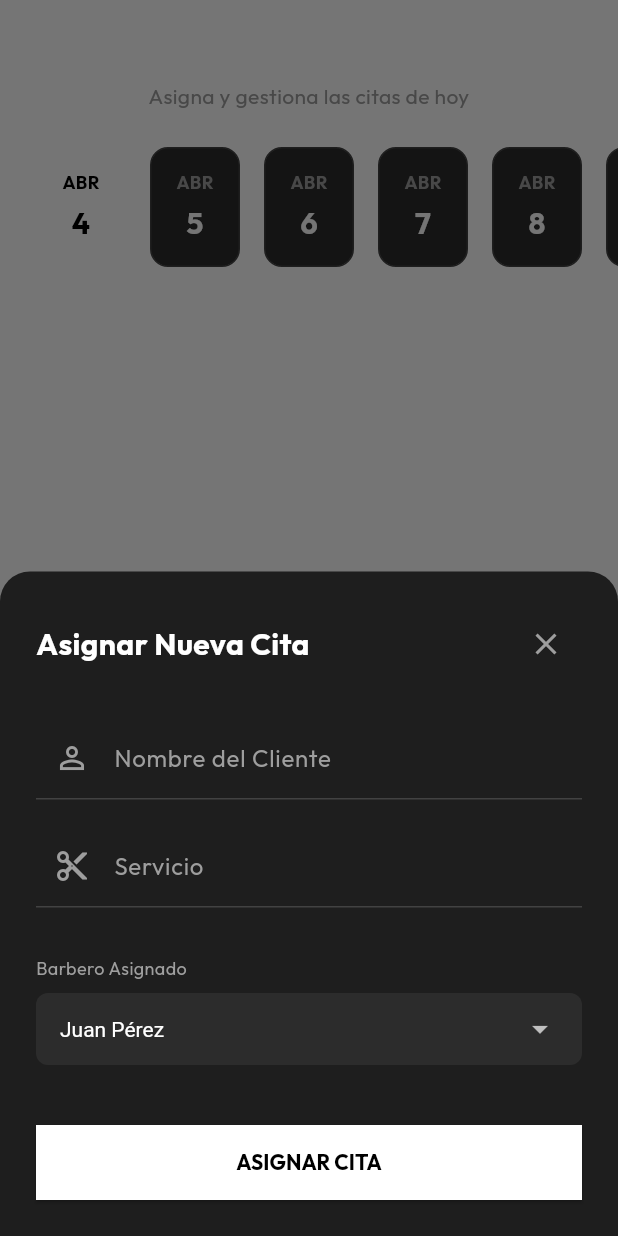
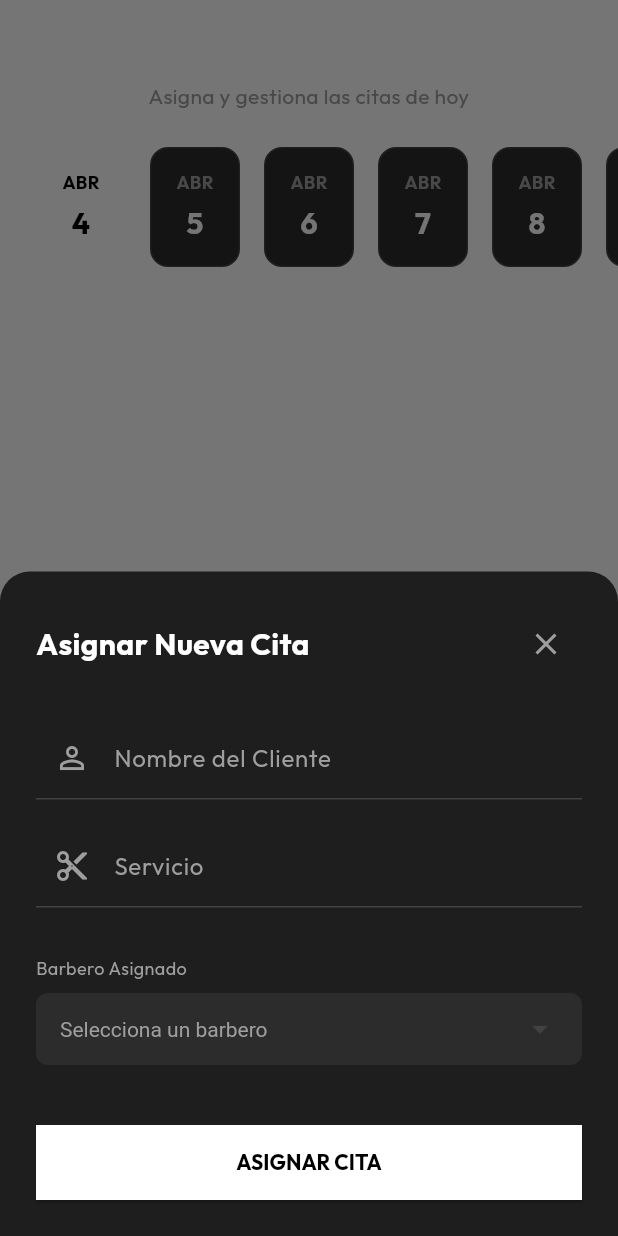
Before and after one commit to JosRg14/nexoAppMovil, a Flutter app: the AgendaTab screen opened directly, after a tap on the "add" icon, on a phone screen of 412 x 824 dp. Run offline on Flutter 3.47's test engine with Material 3 defaults, Android fonts, the phone set to English and light mode, and no system bars; our stand-ins replace dio, google_fonts, google_sign_in, image_picker, shared_preferences; accounts and stored records are empty; network calls fail.

Commit message:
Crud de citas para admin

```diff
--- a/lib/api_connect/appointments_api.dart
+++ b/lib/api_connect/appointments_api.dart
@@ -199,4 +199,92 @@ class AppointmentsApi {
       return {};
     }
   }
+
+  // Obtener empleados del negocio
+  Future<List<Map<String, dynamic>>> getActiveEmployees() async {
+    try {
+      final prefs = await SharedPreferences.getInstance();
+      final int? negocioId = prefs.getInt('id_negocio');
+
+      if (negocioId == null) return [];
+      final response = await _dio.get(
+        '$_baseUrl/api/empleados',
+        queryParameters: {'negocio_id': negocioId, 'estado': 'activo'},
+        options: await _getAuthOptions(),
+      );
+      if (response.statusCode == 200) {
+        return List<Map<String, dynamic>>.from(response.data['data']);
+      }
+      return [];
+    } catch (e) {
+      debugPrint("Error obteniendo empleados: $e");
+      return [];
+    }
+  }
+
+  // Verificar si un empleado tiene un slot libre a una hora específica
+  Future<bool> checkEmployeeAvailability(
+    int empleadoId,
+    String fecha,
+    String horaRequerida,
+    int duracion,
+  ) async {
+    try {
+      final response = await _dio.get(
+        '$_baseUrl/api/disponibilidad/empleado/$empleadoId',
+        queryParameters: {'fecha': fecha, 'duracion': duracion},
+        options: await _getAuthOptions(),
+      );
+
+      if (response.statusCode == 200 && response.data['success'] == true) {
+        final List<dynamic> slots = response.data['slots'] ?? [];
+        // Comparamos si la hora requerida coincide con el inicio de algún slot disponible
+        // Nota: Asegúrate de que los formatos de hora coincidan (ej. "14:30" vs "14:30:00")
+        return slots.any(
+          (slot) => slot['hora_inicio'].toString().startsWith(horaRequerida),
+        );
+      }
+      return false;
+    } catch (e) {
+      debugPrint(
+        "Error verificando disponibilidad del empleado $empleadoId: $e",
+      );
+      return false;
+    }
+  }
+
+  // Actualizar datos de una cita (incluyendo el cambio de empleado)
+  Future<Map<String, dynamic>> updateAppointment(
+    int idCita,
+    Map<String, dynamic> data,
+  ) async {
+    try {
+      // Usamos patch o put según lo tengas definido en tus rutas de Laravel
+      final response = await _dio.put(
+        '$_baseUrl/api/citas/$idCita',
+        data: data,
+        options: await _getAuthOptions(),
+      );
+
+      return {
+        'success': true,
+        'message': response.data['message'] ?? 'Cita actualizada exitosamente',
+      };
+    } on DioException catch (e) {
+      // Aquí atrapamos los errores 400, 409, etc. que manda tu controlador
+      if (e.response != null && e.response?.data != null) {
+        debugPrint("Error al actualizar cita: ${e.response?.data}");
+        return {
+          'success': false,
+          'message':
+              e.response?.data['message'] ?? 'Error al actualizar la cita',
+        };
+      }
+      debugPrint("Error al actualizar cita: ${e.response?.data}");
+      return {'success': false, 'message': 'Error de conexión con el servidor'};
+    } catch (e) {
+      debugPrint('Error al actualizar cita: $e');
+      return {'success': false, 'message': 'Error inesperado: $e'};
+    }
+  }
 }
--- a/lib/api_connect/auth_service.dart
+++ b/lib/api_connect/auth_service.dart
@@ -173,6 +173,8 @@ class ApiConnect {
         // En este endpoint, 'negocio' está al mismo nivel que 'usuario'
         final negocio = apiData['negocio'];
 
+        debugPrint('-----Negocio ID: ${negocio['id_negocio']}');
+
         // Retornamos el id_negocio para que la UI lo guarde
         return {
           'token': apiData['token'],
--- a/lib/presentation/screens/barber/appointments_screen.dart
+++ b/lib/presentation/screens/barber/appointments_screen.dart
@@ -3,7 +3,7 @@ import 'package:nexoappapp/presentation/screens/barber/service_in_progress_scree
 import 'package:nexoappapp/presentation/widgets/nexo_header.dart';
 import 'package:nexoappapp/api_connect/appointments_api.dart';
 import 'package:nexoappapp/presentation/screens/dashboard/appointments/cancel_appointment_screen.dart';
-import 'package:nexoappapp/presentation/screens/barber/reviews_employee.dart'; // Import crucial
+import 'package:nexoappapp/presentation/screens/barber/reviews_employee.dart';
 
 class AppointmentsScreen extends StatefulWidget {
   const AppointmentsScreen({super.key});
--- a/lib/presentation/widgets/manage_appointment_modal.dart
+++ b/lib/presentation/widgets/manage_appointment_modal.dart
@@ -1,4 +1,6 @@
 import 'package:flutter/material.dart';
+import 'package:nexoappapp/api_connect/appointments_api.dart';
+import 'package:nexoappapp/presentation/screens/dashboard/appointments/cancel_appointment_screen.dart';
 
 class ManageAppointmentModal extends StatefulWidget {
   final Map<String, dynamic>? appointment;
@@ -10,53 +12,139 @@ class ManageAppointmentModal extends StatefulWidget {
 }
 
 class _ManageAppointmentModalState extends State<ManageAppointmentModal> {
-  late String _selectedBarber;
+  final AppointmentsApi _api = AppointmentsApi();
+  bool _isSaving = false;
+
+  // Datos de la API
+  List<Map<String, dynamic>> _activeBarbers = [];
+  bool _isLoadingBarbers = true;
+
+  // Estado del formulario
+  int? _selectedBarberId;
   String? _status;
 
   final _clientController = TextEditingController();
   final _serviceController = TextEditingController();
 
-  final List<String> _barbers = ['Juan Pérez', 'Carlos Ruiz', 'Ana Lopéz'];
-
   @override
   void initState() {
     super.initState();
+    _loadInitialData();
+  }
+
+  Future<void> _loadInitialData() async {
+    final barbers = await _api.getActiveEmployees();
+
+    if (mounted) {
+      setState(() {
+        _activeBarbers = barbers;
+        _isLoadingBarbers = false;
+
         if (widget.appointment != null) {
-      // CORRECCIÓN: Usar llaves correctas del API y operadores '??' para evitar nulos
-      // Si 'empleado' es null, usamos el primero de la lista por defecto
-      _selectedBarber =
-          widget.appointment!['empleado']?['nombre'] ?? _barbers.first;
-      _status = widget.appointment!['estado']?.toString() ?? 'Pendiente';
+          // Si editamos, buscamos el ID del empleado actual en la lista
+          _selectedBarberId = widget.appointment!['empleado_id'];
+          _status = widget.appointment!['estado']?.toString();
+          _clientController.text =
+              widget.appointment!['cliente']?['nombre'] ?? '';
+          _serviceController.text =
+              widget.appointment!['servicio']?['nombre_servicio'] ?? '';
         } else {
-      _selectedBarber = _barbers.first;
-      _status = 'Pendiente';
+          _status = 'pendiente';
+        }
+      });
+    }
+  }
+
+  Future<void> _saveChanges(bool isEditing) async {
+    if (!isEditing || widget.appointment == null) return;
+
+    final int idCita = widget.appointment!['id_cita'];
+    final int? originalEmpleadoId = widget.appointment!['empleado_id'];
+
+    // Si no hubo cambios, simplemente cerramos sin hacer ruido
+    if (_selectedBarberId == originalEmpleadoId) {
+      Navigator.pop(context);
+      return;
+    }
+
+    setState(() => _isSaving = true);
+
+    // Llamada a la API
+    final result = await _api.updateAppointment(idCita, {
+      'empleado_id': _selectedBarberId,
+    });
+
+    if (mounted) {
+      setState(() => _isSaving = false);
+
+      // Mostramos el SnackBar (el aviso)
+      ScaffoldMessenger.of(context).showSnackBar(
+        SnackBar(
+          content: Text(result['message']),
+          backgroundColor: result['success'] ? Colors.green : Colors.redAccent,
+          behavior: SnackBarBehavior.floating,
+          margin: const EdgeInsets.all(20),
+          duration: const Duration(seconds: 3),
+        ),
+      );
+
+      // Se cierra el modal independientemente del resultado para no interferir con el SnackBar
+      Navigator.pop(context, true);
     }
   }
 
   @override
   Widget build(BuildContext context) {
     final isEditing = widget.appointment != null;
-
-    // Extraemos datos anidados de forma segura para la UI
     final String nombreCliente =
-        widget.appointment?['cliente']?['nombre'] ?? 'Cliente Desconocido';
+        widget.appointment?['cliente']?['nombre'] ?? 'Nuevo Cliente';
     final String nombreServicio =
         widget.appointment?['servicio']?['nombre_servicio'] ?? 'Sin servicio';
 
     return Container(
-      padding: const EdgeInsets.all(24),
+      padding: EdgeInsets.only(
+        bottom: MediaQuery.of(context).viewInsets.bottom + 24,
+        top: 24,
+        left: 24,
+        right: 24,
+      ),
       decoration: const BoxDecoration(
         color: Color(0xFF1E1E1E),
-        borderRadius: BorderRadius.only(
-          topLeft: Radius.circular(20),
-          topRight: Radius.circular(20),
-        ),
+        borderRadius: BorderRadius.vertical(top: Radius.circular(20)),
       ),
       child: Column(
         mainAxisSize: MainAxisSize.min,
         crossAxisAlignment: CrossAxisAlignment.start,
         children: [
-          Row(
+          _buildHeader(isEditing),
+          const SizedBox(height: 24),
+
+          if (isEditing)
+            _buildClientInfo(nombreCliente, nombreServicio)
+          else
+            _buildNewAppointmentFields(),
+
+          const SizedBox(height: 32),
+          const Text(
+            'Barbero Asignado',
+            style: TextStyle(color: Colors.grey, fontSize: 12),
+          ),
+          const SizedBox(height: 8),
+
+          _buildBarberDropdown(),
+
+          const SizedBox(height: 24),
+          if (isEditing && _status?.toLowerCase() != 'cancelada')
+            _buildCancelButton(),
+          const SizedBox(height: 16),
+          _buildSubmitButton(isEditing),
+        ],
+      ),
+    );
+  }
+
+  Widget _buildHeader(bool isEditing) {
+    return Row(
       mainAxisAlignment: MainAxisAlignment.spaceBetween,
       children: [
         Text(
@@ -72,11 +160,11 @@ class _ManageAppointmentModalState extends State<ManageAppointmentModal> {
           onPressed: () => Navigator.pop(context),
         ),
       ],
-          ),
-          const SizedBox(height: 24),
+    );
+  }
 
-          if (isEditing)
-            Row(
+  Widget _buildClientInfo(String nombre, String servicio) {
+    return Row(
       children: [
         const CircleAvatar(
           backgroundColor: Colors.grey,
@@ -87,23 +175,22 @@ class _ManageAppointmentModalState extends State<ManageAppointmentModal> {
           crossAxisAlignment: CrossAxisAlignment.start,
           children: [
             Text(
-                      nombreCliente, // Variable segura creada arriba
+              nombre,
               style: const TextStyle(
                 color: Colors.white,
                 fontSize: 18,
                 fontWeight: FontWeight.bold,
               ),
             ),
-                    Text(
-                      nombreServicio, // Variable segura creada arriba
-                      style: const TextStyle(color: Colors.grey),
-                    ),
+            Text(servicio, style: const TextStyle(color: Colors.grey)),
           ],
         ),
       ],
-            )
-          else
-            Column(
+    );
+  }
+
+  Widget _buildNewAppointmentFields() {
+    return Column(
       children: [
         _buildTextField(
           label: 'Nombre del Cliente',
@@ -117,45 +204,65 @@ class _ManageAppointmentModalState extends State<ManageAppointmentModal> {
           icon: Icons.cut_outlined,
         ),
       ],
-            ),
+    );
+  }
 
-          const SizedBox(height: 32),
-          const Text(
-            'Barbero Asignado',
-            style: TextStyle(color: Colors.grey, fontSize: 12),
-          ),
-          const SizedBox(height: 8),
+  Widget _buildBarberDropdown() {
+    if (_isLoadingBarbers) return const LinearProgressIndicator();
 
-          Container(
+    return Container(
       padding: const EdgeInsets.symmetric(horizontal: 16),
       decoration: BoxDecoration(
         color: const Color(0xFF2C2C2C),
         borderRadius: BorderRadius.circular(8),
       ),
       child: DropdownButtonHideUnderline(
-              child: DropdownButton<String>(
-                value: _barbers.contains(_selectedBarber)
-                    ? _selectedBarber
-                    : _barbers.first,
+        child: DropdownButton<int>(
+          value:
+              _activeBarbers.any((b) => b['id_empleado'] == _selectedBarberId)
+              ? _selectedBarberId
+              : null,
           dropdownColor: const Color(0xFF2C2C2C),
           isExpanded: true,
+          hint: const Text(
+            "Selecciona un barbero",
+            style: TextStyle(color: Colors.grey),
+          ),
           style: const TextStyle(color: Colors.white),
-                items: _barbers
-                    .map((b) => DropdownMenuItem(value: b, child: Text(b)))
-                    .toList(),
-                onChanged: (val) {
-                  if (val != null) setState(() => _selectedBarber = val);
-                },
+          items: _activeBarbers.map((b) {
+            return DropdownMenuItem<int>(
+              value: b['id_empleado'],
+              child: Text(b['nombre'] + ' ' + b['app_paterno'] ?? 'S/N'),
+            );
+          }).toList(),
+          onChanged: (val) => setState(() => _selectedBarberId = val),
         ),
       ),
-          ),
-          const SizedBox(height: 24),
+    );
+  }
 
-          if (isEditing && _status?.toLowerCase() != 'cancelado')
-            SizedBox(
+  Widget _buildCancelButton() {
+    return SizedBox(
       width: double.infinity,
       child: OutlinedButton.icon(
-                onPressed: () => Navigator.pop(context),
+        onPressed: () async {
+          // 1. Navegamos a la pantalla de cancelación
+          // Pasamos el widget.appointment que ya tenemos en el modal
+          final result = await Navigator.push(
+            context,
+            MaterialPageRoute(
+              builder: (context) =>
+                  CancelAppointmentScreen(appointment: widget.appointment!),
+            ),
+          );
+
+          // 2. Si la pantalla de cancelación devolvió 'true' (se canceló con éxito)
+          if (result == true && mounted) {
+            // Cerramos el modal actual enviando 'true'
+            // Esto hará que AgendaTab ejecute su onRefresh
+            Navigator.pop(context, true);
+          }
+        },
         style: OutlinedButton.styleFrom(
           side: const BorderSide(color: Colors.redAccent),
           foregroundColor: Colors.redAccent,
@@ -163,21 +270,29 @@ class _ManageAppointmentModalState extends State<ManageAppointmentModal> {
         icon: const Icon(Icons.block),
         label: const Text('CANCELAR CITA'),
       ),
-            ),
+    );
+  }
 
-          const SizedBox(height: 16),
-          SizedBox(
+  Widget _buildSubmitButton(bool isEditing) {
+    return SizedBox(
       width: double.infinity,
       child: ElevatedButton(
-              onPressed: () => Navigator.pop(context),
+        onPressed: _isSaving ? null : () => _saveChanges(isEditing),
         style: ElevatedButton.styleFrom(
           backgroundColor: Colors.white,
           foregroundColor: Colors.black,
+          disabledBackgroundColor: Colors.grey[400],
         ),
-              child: Text(isEditing ? 'GUARDAR CAMBIOS' : 'ASIGNAR CITA'),
+        child: _isSaving
+            ? const SizedBox(
+                height: 20,
+                width: 20,
+                child: CircularProgressIndicator(
+                  strokeWidth: 2,
+                  color: Colors.black,
                 ),
-          ),
-        ],
+              )
+            : Text(isEditing ? 'GUARDAR CAMBIOS' : 'ASIGNAR CITA'),
       ),
     );
   }
```
Also changed, not shown: lib/presentation/screens/auth/login_screen.dart (+8 -0 lines), lib/presentation/screens/dashboard/tabs/agenda_tab.dart (+30 -9 lines). Lines whose indentation alone changed are shown as unchanged.
